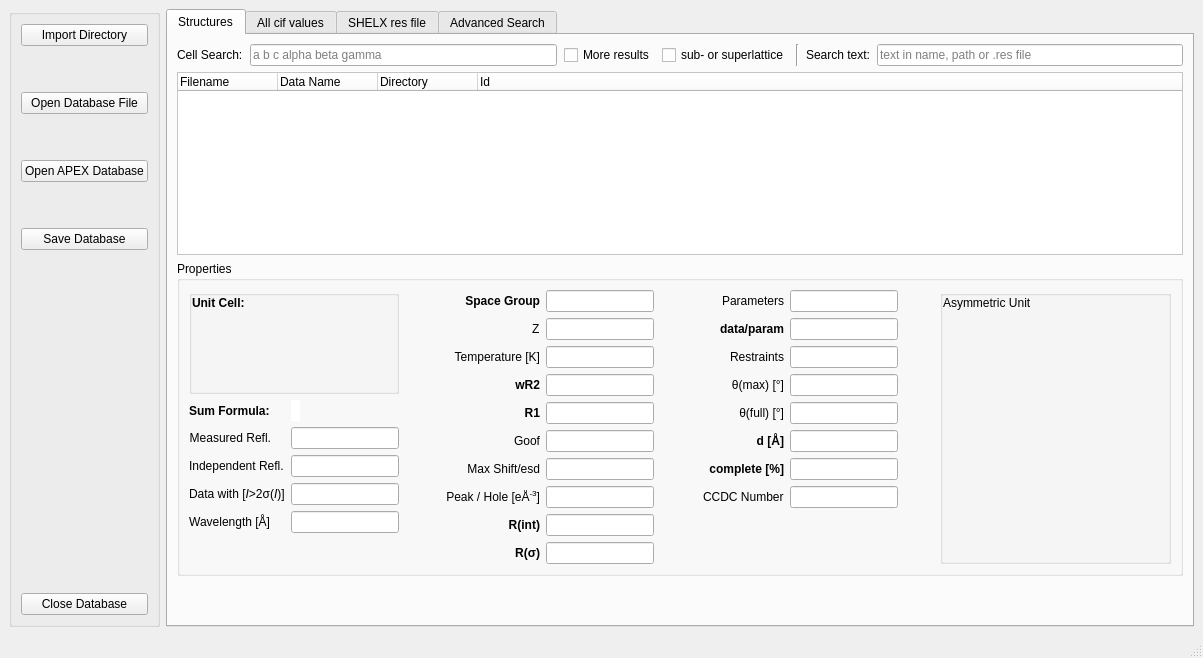
Above: gui/strf_main.ui from dkratzert/StructureFinder before the change. Below: the same form after it.
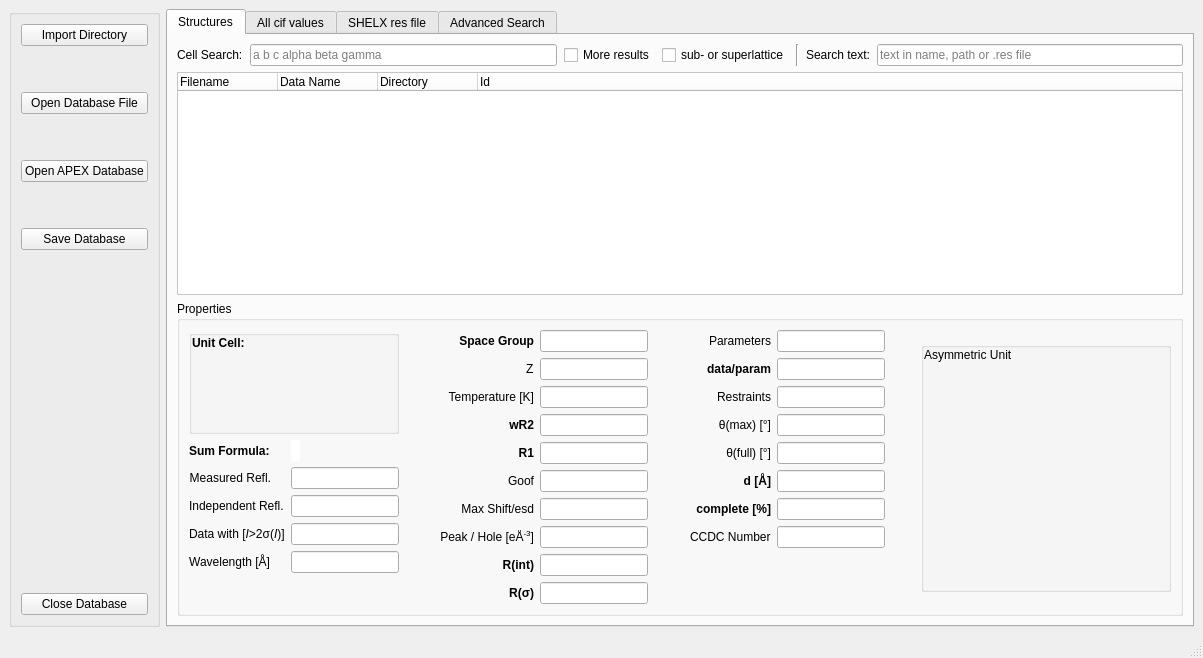
That is the form after the change. The open tabs and pages were chosen to show the change.

The edit to the form file:
```diff
--- a/gui/strf_main.ui
+++ b/gui/strf_main.ui
@@ -315,22 +315,6 @@
             </item>
            </layout>
           </item>
-          <item row="3" column="0">
-           <spacer name="verticalSpacer_7">
-            <property name="orientation">
-             <enum>Qt::Vertical</enum>
-            </property>
-            <property name="sizeType">
-             <enum>QSizePolicy::Expanding</enum>
-            </property>
-            <property name="sizeHint" stdset="0">
-             <size>
-              <width>20</width>
-              <height>40</height>
-             </size>
-            </property>
-           </spacer>
-          </item>
           <item row="2" column="0">
            <widget class="QGroupBox" name="resultsGroupBox">
             <property name="sizePolicy">
@@ -1001,11 +985,17 @@
              <item>
               <widget class="QGroupBox" name="openglview">
                <property name="sizePolicy">
-                <sizepolicy hsizetype="Expanding" vsizetype="Minimum">
+                <sizepolicy hsizetype="Maximum" vsizetype="Maximum">
                  <horstretch>0</horstretch>
                  <verstretch>0</verstretch>
                 </sizepolicy>
                </property>
+               <property name="minimumSize">
+                <size>
+                 <width>250</width>
+                 <height>250</height>
+                </size>
+               </property>
                <property name="alignment">
                 <set>Qt::AlignCenter</set>
                </property>
```
Left out of the diff: 56 changed lines with no effect on the pictures.
